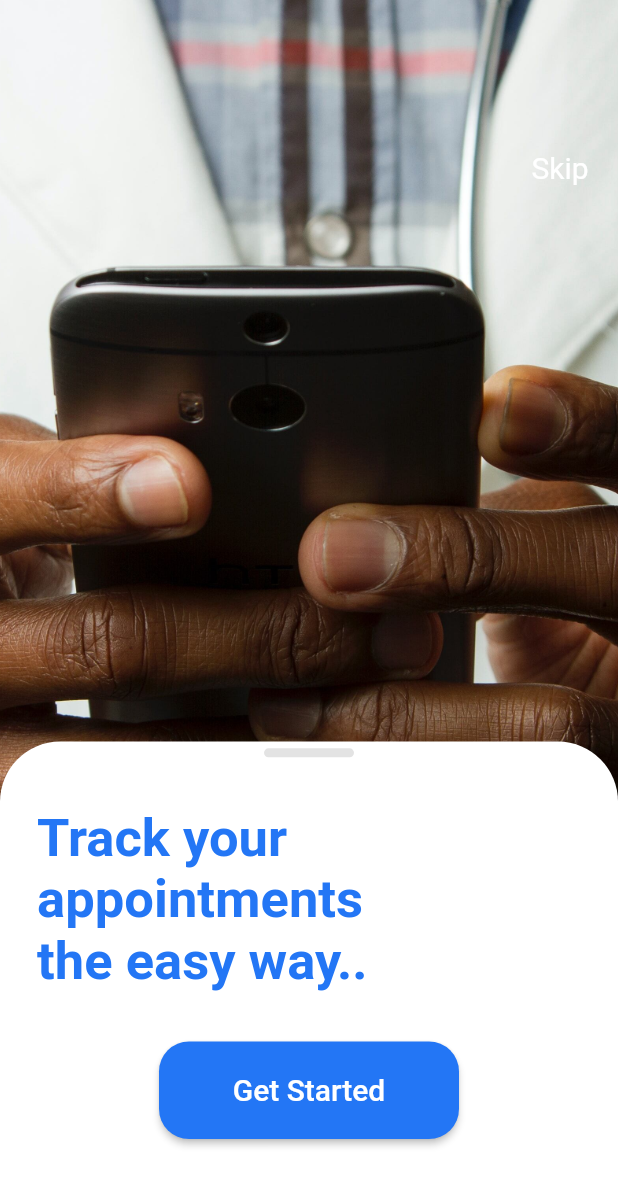
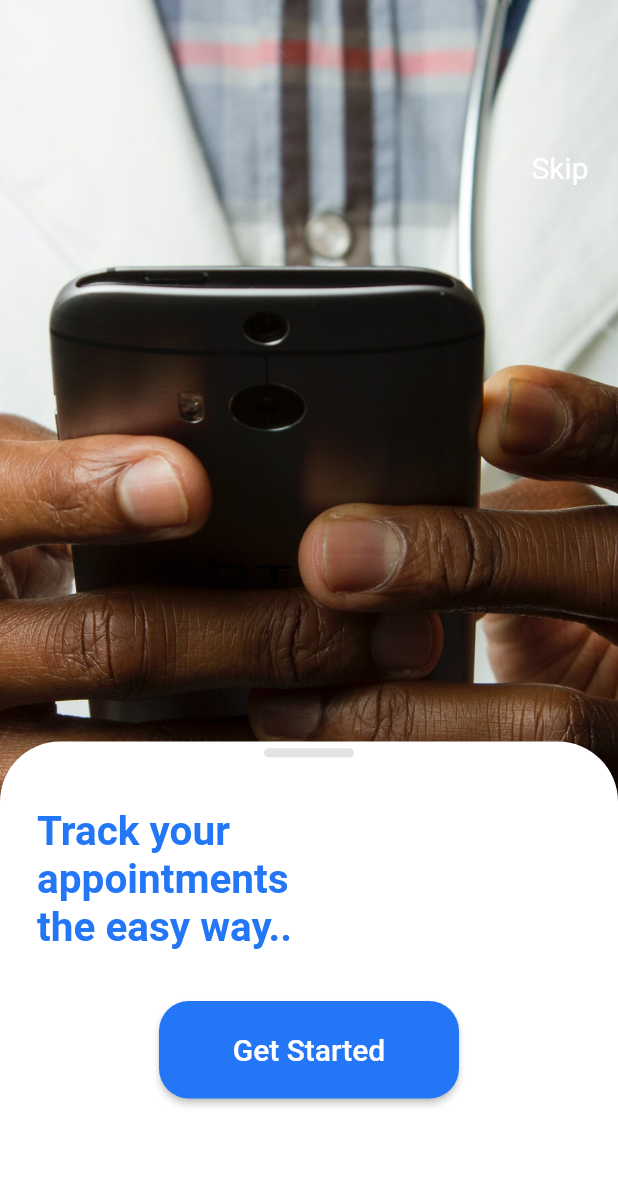
Before and after one commit to akintewe/Health-Haven, a Flutter app: the IntroPage2 screen opened directly, after a tap on the "arrow forward ios" icon, on a phone screen of 412 x 824 dp. Shown: the top 1186 px of the screen. Run offline on Flutter 3.47's test engine with Material 2 defaults, Android fonts, the phone set to English and light mode, and no system bars; our stand-ins replace cloud_firestore, contained_tab_bar_view, expandable, firebase_auth, firebase_core, flutter_credit_card and 13 more; missing offline and left inert: d_pin, flutter_facebook_auth, searchbar_animation, stream_chat_flutter_core, tutorial_coach_mark; accounts and stored records are empty.

Commit message:
changing font size

```diff
--- a/lib/app/modules/introduction_page/views/introduction_page.dart
+++ b/lib/app/modules/introduction_page/views/introduction_page.dart
@@ -81,7 +81,7 @@ class _IntroPageState extends State<IntroPage> {
                             style: GoogleFonts.roboto(
                               fontWeight: FontWeight.bold,
                               color: AppColors.primary,
-                              fontSize: 30,
+                              fontSize: 27,
                             )),
                       ],
                     ),
@@ -93,7 +93,7 @@ class _IntroPageState extends State<IntroPage> {
                             style: GoogleFonts.roboto(
                               fontWeight: FontWeight.bold,
                               color: AppColors.primary,
-                              fontSize: 30,
+                              fontSize: 27,
                             )),
                         SizedBox(
                             width: MediaQuery.of(context).size.width * 0.4),
@@ -246,7 +246,7 @@ class _IntroPage2State extends State<IntroPage2> {
                         Text('Chat with',
                             style: GoogleFonts.roboto(
                               fontWeight: FontWeight.bold,
-                              fontSize: 35,
+                              fontSize: 27,
                               color: AppColors.primary,
                             )),
                       ],
@@ -258,11 +258,11 @@ class _IntroPage2State extends State<IntroPage2> {
                         Text('Doctors',
                             style: GoogleFonts.roboto(
                               fontWeight: FontWeight.bold,
-                              fontSize: 35,
+                              fontSize: 27,
                               color: AppColors.primary,
                             )),
                         SizedBox(
-                            width: MediaQuery.of(context).size.width * 0.3),
+                            width: MediaQuery.of(context).size.width * 0.4),
                         Container(
                           height: MediaQuery.of(context).size.height * 0.093,
                           width: MediaQuery.of(context).size.width * 0.18,
@@ -417,7 +417,7 @@ class _IntroPage3State extends State<IntroPage3> {
                         Text('Track your',
                             style: GoogleFonts.roboto(
                               fontWeight: FontWeight.bold,
-                              fontSize: 35,
+                              fontSize: 27,
                               color: AppColors.primary,
                             )),
                       ],
@@ -429,7 +429,7 @@ class _IntroPage3State extends State<IntroPage3> {
                         Text('appointments',
                             style: GoogleFonts.roboto(
                               fontWeight: FontWeight.bold,
-                              fontSize: 35,
+                              fontSize: 27,
                               color: AppColors.primary,
                             )),
                         SizedBox(
@@ -443,7 +443,7 @@ class _IntroPage3State extends State<IntroPage3> {
                         Text('the easy way..',
                             style: GoogleFonts.roboto(
                               fontWeight: FontWeight.bold,
-                              fontSize: 35,
+                              fontSize: 27,
                               color: AppColors.primary,
                             )),
                       ],
```
